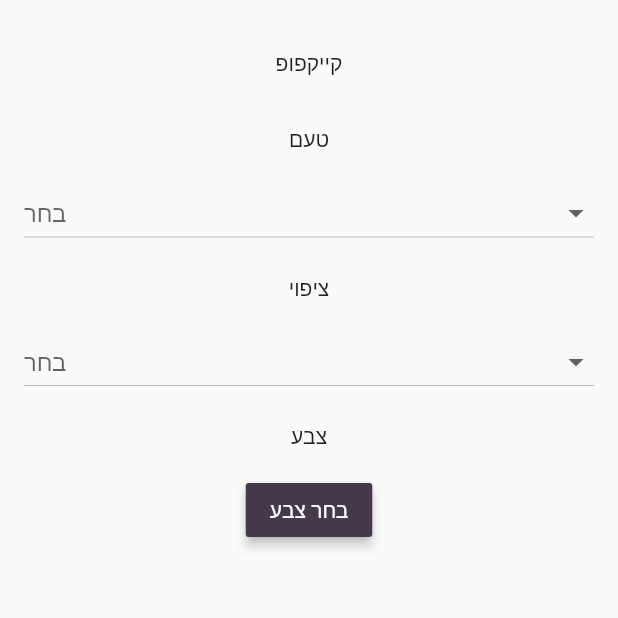
After one commit to Antonimo/ppanda, a Flutter app: the screen it shows after launch, after a tap on "קייקפופ", on a phone screen of 412 x 824 dp, the top half of it. The commit adds this screen. Run offline on Flutter 3.47's test engine with Material 2 defaults, Android fonts, the phone set to English and light mode, and no system bars; our stand-ins replace flutter_colorpicker; Roboto replaces fonts that are missing (Lato).

Commit message:
shop item page and options

```diff
--- a/lib/app_router.dart
+++ b/lib/app_router.dart
@@ -2,6 +2,7 @@ import 'package:flutter/cupertino.dart';
 import 'package:flutter/material.dart';
 import 'package:ppanda/modules/home/home_screen.dart';
 import 'package:ppanda/modules/page_not_found.dart';
+import 'package:ppanda/modules/shop_item/shop_item_screen.dart';
 
 class AppRouter {
   static const TAG = '[AppRouter] ';
@@ -14,6 +15,7 @@ class AppRouter {
 
 
   static const routeHome = '/home';
+  static const routeShopItem = 'shopItem';
 
 
   static void navigateTo(String route) {
@@ -30,12 +32,14 @@ class AppRouter {
   }
 
   static MaterialPageRoute getRoute(RouteSettings settings) {
-    print(TAG + ' getRoute ${settings.name}');
+    print(TAG + ' getRoute ${settings.name}, ${settings.arguments}');
 
 
     switch (settings.name) {
       case AppRouter.routeHome:
         return MaterialPageRoute(settings: settings, builder: (BuildContext context) => HomeScreen());
+      case AppRouter.routeShopItem:
+        return MaterialPageRoute(settings: settings, builder: (BuildContext context) => ShopItemScreen((settings.arguments as Map)['id']));
       default:
         return null; // will go to onUnknownRoute
     }
--- a/lib/application.dart
+++ b/lib/application.dart
@@ -68,7 +68,7 @@ class _ApplicationState extends State<Application> {
       onGenerateRoute: AppRouter.getRoute,
       onUnknownRoute: AppRouter.onUnknownRoute,
       debugShowCheckedModeBanner: false,
-//      locale: Locale('he', 'IL'),
+      locale: Locale('en'),
       localizationsDelegates: [
         const AppDictionaryDelegate(),
         GlobalCupertinoLocalizations.delegate,
--- /dev/null
+++ b/lib/modules/shop_item/shop_item_screen.dart
@@ -0,0 +1,155 @@
+import 'dart:math';
+
+import 'package:flutter/material.dart';
+import 'package:flutter_colorpicker/block_picker.dart';
+import 'package:ppanda/services/shop_service.dart';
+
+class ShopItemScreen extends StatefulWidget {
+  final String itemId;
+
+  ShopItemScreen(this.itemId);
+
+  @override
+  _ShopItemScreenState createState() => _ShopItemScreenState();
+}
+
+class _ShopItemScreenState extends State<ShopItemScreen> {
+  ShopItem shopItem;
+
+  Map<String, dynamic> selectedOptions = {};
+
+  @override
+  void initState() {
+    super.initState();
+
+    shopItem = ShopService.items.firstWhere((item) {
+      return item.id == widget.itemId;
+    });
+  }
+
+  @override
+  Widget build(BuildContext context) {
+    return Scaffold(
+      body: SafeArea(
+        child: Container(
+          width: double.infinity,
+          padding: const EdgeInsets.all(16.0),
+          child: Column(
+            children: <Widget>[
+              const SizedBox(height: 16.0),
+              Text(shopItem.name),
+              const SizedBox(height: 16.0),
+              ...buildShopItemOptions(),
+            ],
+          ),
+        ),
+      ),
+    );
+  }
+
+  List<Widget> buildShopItemOptions() {
+    List<Widget> optionsWidgets = [];
+
+    shopItem.options.forEach((option) {
+      optionsWidgets.add(
+        const SizedBox(height: 16.0),
+      );
+
+      optionsWidgets.add(
+        Text(option.name),
+      );
+
+      optionsWidgets.add(
+        const SizedBox(height: 16.0),
+      );
+
+      if (option.choices != null) {
+        optionsWidgets.add(
+          DropdownButton<String>(
+            isExpanded: true,
+            hint: Text('בחר'),
+            value: selectedOptions[option.name],
+            // TODO: id
+            items: option.choices.map((ShopItemOptionChoice choice) {
+              return DropdownMenuItem<String>(
+                value: choice.id,
+                child: Text(choice.name),
+              );
+            }).toList(),
+            onChanged: (value) {
+              setState(() {
+                selectedOptions[option.name] = value;
+              });
+              print('value: $value');
+            },
+          ),
+        );
+      }
+
+      if (option.type == 'color') {
+        Color currentColor = Color(0xff443a49);
+
+        optionsWidgets.add(
+          Center(
+            child: RaisedButton(
+              elevation: 3.0,
+              onPressed: () {
+                showDialog(
+                  context: context,
+                  builder: (BuildContext context) {
+                    return AlertDialog(
+                      title: Text('Select a color'),
+                      content: SingleChildScrollView(
+                        child: BlockPicker(
+                          pickerColor: currentColor,
+                          onColorChanged: (Color color) {
+                            setState(() {
+
+                              selectedOptions[option.name] = color;
+                              Navigator.of(context).pop();
+
+                            });
+                          },
+                        ),
+                      ),
+                    );
+                  },
+                );
+              },
+              child: const Text('בחר צבע'),
+              color: selectedOptions[option.name] ?? currentColor,
+              textColor: useWhiteForeground(selectedOptions[option.name] ?? currentColor) ? const Color(0xffffffff) : const Color(0xff000000),
+            ),
+          ),
+        );
+      }
+    });
+
+    return optionsWidgets;
+  }
+
+  String getChoiceText(List<ShopItemOptionChoice> choices, selectedChoice) {
+    final choice = choices.firstWhere(
+      (item) {
+        return item.id == selectedChoice;
+      },
+      orElse: () => null,
+    );
+    if (choice != null) {
+      return choice.name;
+    }
+  }
+}
+
+bool useWhiteForeground(Color color, {double bias: 1.0}) {
+  // Old:
+  // return 1.05 / (color.computeLuminance() + 0.05) > 4.5;
+
+  // New:
+  bias ??= 1.0;
+  int v = sqrt(pow(color.red, 2) * 0.299 +
+      pow(color.green, 2) * 0.587 +
+      pow(color.blue, 2) * 0.114)
+      .round();
+  return v < 130 * bias ? true : false;
+}
--- /dev/null
+++ b/lib/services/shop_service.dart
@@ -0,0 +1,94 @@
+import 'package:flutter/material.dart';
+import 'package:ppanda/theme/images.dart';
+
+class ShopService {
+  static final items = [
+    ShopItem(
+      id: 'cakepop',
+      name: 'קייקפופ',
+      type: 'cakepop',
+      image: Images.item1,
+      options: [
+        ShopItemOption(
+          name: 'טעם',
+          choices: [
+            ShopItemOptionChoice(
+              id: 'cakepop_chocolage',
+              name: 'שוקולד',
+            ),
+            ShopItemOptionChoice(
+              id: 'cakepop_vanil',
+              name: 'וניל',
+            ),
+          ],
+        ),
+        ShopItemOption(
+          name: 'ציפוי',
+          choices: [
+            ShopItemOptionChoice(
+              id: 'cakepop_coat_dark_chocolate',
+              name: 'שוקולד מריר',
+            ),
+            ShopItemOptionChoice(
+              id: 'cakepop_coat_milk_chocolate',
+              name: 'שוקולד חלב',
+            ),
+            ShopItemOptionChoice(
+              id: 'cakepop_coat_white_chocolate',
+              name: 'שוקולד לבן',
+            ),
+            ShopItemOptionChoice(
+              id: 'cakepop_coat_ferrero_rocher',
+              name: 'פררו רושה',
+            ),
+          ],
+        ),
+        ShopItemOption(
+          name: 'צבע',
+          type: 'color',
+        ),
+      ],
+    ),
+  ];
+}
+
+class ShopItem {
+  final String id;
+  final String name;
+  final String type;
+
+  final AssetImage image;
+
+  final List<ShopItemOption> options;
+
+  ShopItem({
+    this.id,
+    this.name,
+    this.type,
+    this.image,
+    this.options,
+  });
+}
+
+class ShopItemOption {
+  final String name;
+  final String type;
+
+  final List<ShopItemOptionChoice> choices;
+
+  ShopItemOption({
+    this.name,
+    this.type,
+    this.choices,
+  });
+}
+
+class ShopItemOptionChoice {
+  final String id;
+  final String name;
+
+  ShopItemOptionChoice({
+    this.id,
+    this.name,
+  });
+}
--- a/pubspec.yaml
+++ b/pubspec.yaml
@@ -14,13 +14,14 @@ description: A new Flutter application.
 version: 1.0.0+1
 
 environment:
-  sdk: ">=2.1.0 <3.0.0"
+  sdk: ">=2.3.0 <3.0.0"
 
 dependencies:
   flutter:
     sdk: flutter
   flutter_localizations:
     sdk: flutter
+  flutter_colorpicker: ^0.2.6
 
 
   # The following adds the Cupertino Icons font to your application.
```
Also changed, not shown: lib/modules/home/home_screen.dart (+10 -62 lines), pubspec.lock, 2 other files.
